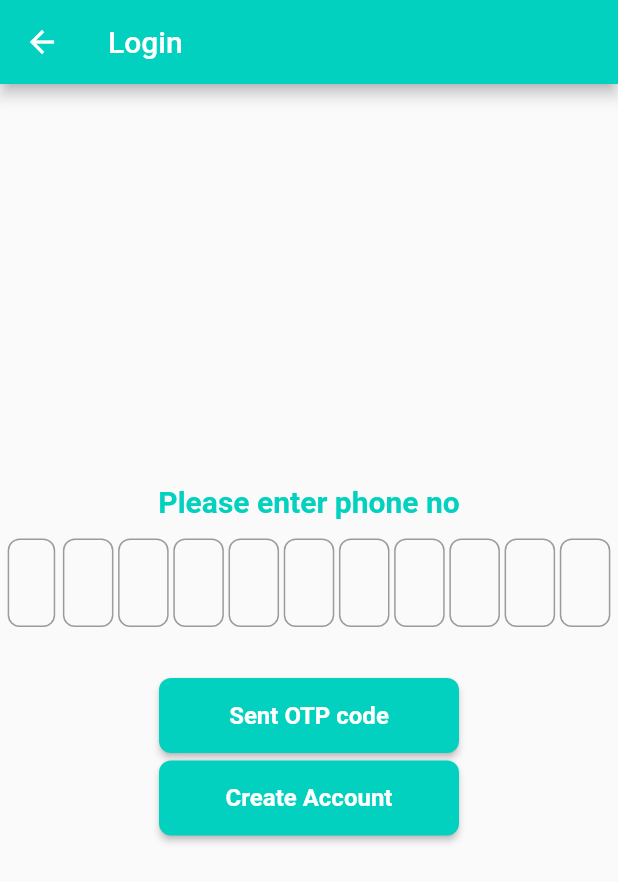
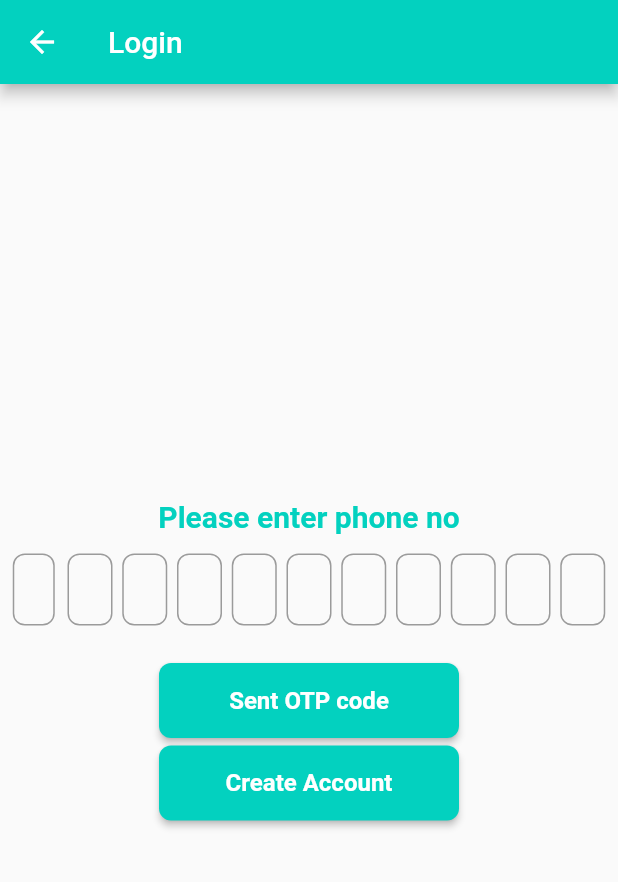
Before and after one commit to gang-of-four-bangladesh/AdiBook, a Flutter app: the login screen opened by its route, on a phone screen of 412 x 824 dp. Shown: the top 882 px of the screen. Run offline on Flutter 3.47's test engine with Material 2 defaults, Android fonts, the phone set to English and light mode, and no system bars; our stand-ins replace eva_icons_flutter, firebase_auth, image_picker; missing offline and left inert: flutter_clean_calendar; accounts and stored records are empty.

Commit message:
login and otpCode page TextField size update,main page TextField padding,add calendar,image upload from gallery and camera

```diff
--- a/lib/login.dart
+++ b/lib/login.dart
@@ -38,8 +38,8 @@ class login extends StatelessWidget {
                     mainAxisAlignment: MainAxisAlignment.spaceEvenly,
                     children: <Widget>[
                       Container(
-                        height: 80,
-                        width: 33.7,
+                        height: 60,
+                        width: 30,
                         padding: EdgeInsets.only(right: 2.0),
                         child: TextField(
                           keyboardType: TextInputType.number,
@@ -47,6 +47,7 @@ class login extends StatelessWidget {
                             LengthLimitingTextInputFormatter(1)
                           ],
                           decoration: InputDecoration(
+                            contentPadding: EdgeInsets.all(8),
                             border: OutlineInputBorder(
                               borderRadius: new BorderRadius.circular(8.0),
                             ),
@@ -54,14 +55,15 @@ class login extends StatelessWidget {
                         ),
                       ),
                       Container(
-                        width: 33.7,
-                        height: 80,
+                        width: 30,
+                         height: 60,
                         child: TextField(
                           keyboardType: TextInputType.number,
                           inputFormatters: [
                             LengthLimitingTextInputFormatter(1)
                           ],
                           decoration: InputDecoration(
+                            contentPadding: EdgeInsets.all(8),
                             border: OutlineInputBorder(
                               borderRadius: new BorderRadius.circular(8.0),
                             ),
@@ -69,14 +71,14 @@ class login extends StatelessWidget {
                         ),
                       ),
                       Container(
-                        width: 33.7,
-                        height: 80,
+                        width: 30,
+                         height: 60,
                         child: TextField(
                           keyboardType: TextInputType.number,
                           inputFormatters: [
                             LengthLimitingTextInputFormatter(1)
                           ],
-                          decoration: InputDecoration(
+                          decoration: InputDecoration(contentPadding: EdgeInsets.all(8),
                             border: OutlineInputBorder(
                               borderRadius: new BorderRadius.circular(8.0),
                             ),
@@ -84,14 +86,14 @@ class login extends StatelessWidget {
                         ),
                       ),
                       Container(
-                        width: 33.7,
-                        height: 80,
+                        width: 30,
+                         height: 60,
                         child: TextField(
                           keyboardType: TextInputType.number,
                           inputFormatters: [
                             LengthLimitingTextInputFormatter(1)
                           ],
-                          decoration: InputDecoration(
+                          decoration: InputDecoration(contentPadding: EdgeInsets.all(8),
                             border: OutlineInputBorder(
                               borderRadius: new BorderRadius.circular(8.0),
                             ),
@@ -99,14 +101,14 @@ class login extends StatelessWidget {
                         ),
                       ),
                       Container(
-                        width: 33.7,
-                        height: 80,
+                        width: 30,
+                         height: 60,
                         child: TextField(
                           keyboardType: TextInputType.number,
                           inputFormatters: [
                             LengthLimitingTextInputFormatter(1)
                           ],
-                          decoration: InputDecoration(
+                          decoration: InputDecoration(contentPadding: EdgeInsets.all(8),
                             border: OutlineInputBorder(
                               borderRadius: new BorderRadius.circular(8.0),
                             ),
@@ -114,14 +116,14 @@ class login extends StatelessWidget {
                         ),
                       ),
                       Container(
-                        width: 33.7,
-                        height: 80,
+                        width: 30,
+                         height: 60,
                         child: TextField(
                           keyboardType: TextInputType.number,
                           inputFormatters: [
                             LengthLimitingTextInputFormatter(1)
                           ],
-                          decoration: InputDecoration(
+                          decoration: InputDecoration(contentPadding: EdgeInsets.all(8),
                             border: OutlineInputBorder(
                               borderRadius: new BorderRadius.circular(8.0),
                             ),
@@ -129,14 +131,14 @@ class login extends StatelessWidget {
                         ),
                       ),
                       Container(
-                        width: 33.7,
-                        height: 80,
+                        width: 30,
+                         height: 60,
                         child: TextField(
                           keyboardType: TextInputType.number,
                           inputFormatters: [
                             LengthLimitingTextInputFormatter(1)
                           ],
-                          decoration: InputDecoration(
+                          decoration: InputDecoration(contentPadding: EdgeInsets.all(8),
                             border: OutlineInputBorder(
                               borderRadius: new BorderRadius.circular(8.0),
                             ),
@@ -144,14 +146,14 @@ class login extends StatelessWidget {
                         ),
                       ),
                       Container(
-                        width: 33.7,
-                        height: 80,
+                        width: 30,
+                         height: 60,
                         child: TextField(
                           keyboardType: TextInputType.number,
                           inputFormatters: [
                             LengthLimitingTextInputFormatter(1)
                           ],
-                          decoration: InputDecoration(
+                          decoration: InputDecoration(contentPadding: EdgeInsets.all(8),
                             border: OutlineInputBorder(
                               borderRadius: new BorderRadius.circular(8.0),
                             ),
@@ -159,14 +161,14 @@ class login extends StatelessWidget {
                         ),
                       ),
                       Container(
-                        width: 33.7,
-                        height: 80,
+                        width: 30,
+                         height: 60,
                         child: TextField(
                           keyboardType: TextInputType.number,
                           inputFormatters: [
                             LengthLimitingTextInputFormatter(1)
                           ],
-                          decoration: InputDecoration(
+                          decoration: InputDecoration(contentPadding: EdgeInsets.all(8),
                             border: OutlineInputBorder(
                               borderRadius: new BorderRadius.circular(8.0),
                             ),
@@ -174,14 +176,14 @@ class login extends StatelessWidget {
                         ),
                       ),
                       Container(
-                        width: 33.7,
-                        height: 80,
+                        width: 30,
+                         height: 60,
                         child: TextField(
                           keyboardType: TextInputType.number,
                           inputFormatters: [
                             LengthLimitingTextInputFormatter(1)
                           ],
-                          decoration: InputDecoration(
+                          decoration: InputDecoration(contentPadding: EdgeInsets.all(8),
                             border: OutlineInputBorder(
                               borderRadius: new BorderRadius.circular(8.0),
                             ),
@@ -189,14 +191,14 @@ class login extends StatelessWidget {
                         ),
                       ),
                       Container(
-                        width: 33.7,
-                        height: 80,
+                        width: 30,
+                         height: 60,
                         child: TextField(
                           keyboardType: TextInputType.number,
                           inputFormatters: [
                             LengthLimitingTextInputFormatter(1)
                           ],
-                          decoration: InputDecoration(
+                          decoration: InputDecoration(contentPadding: EdgeInsets.all(8),
                             border: OutlineInputBorder(
                               borderRadius: new BorderRadius.circular(8.0),
                             ),
```
Also changed, not shown: lib/main.dart (+10 -7 lines), lib/otpCode.dart (+12 -12 lines).
